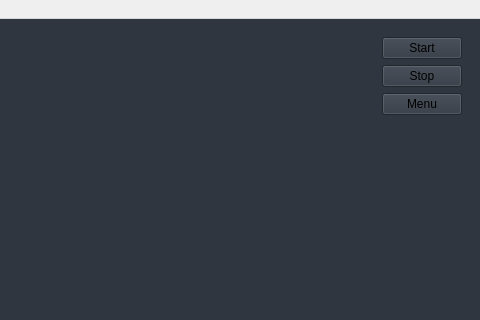
yousifj129/Various-Visualizations, file mainwindow.ui: the form before one commit; both pictures show x 320 to 800 and y 0 to 320 of the 800 by 600 pixel window.
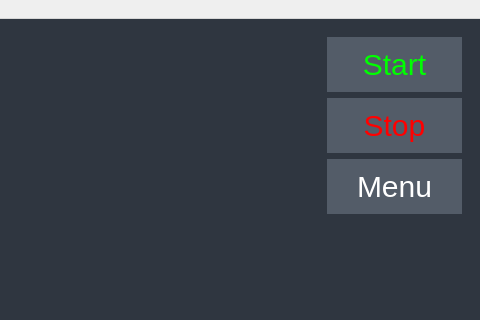
The form after the commit. The open tabs and pages were chosen to show the change.

Commit message: Changed button appearance

```diff
--- a/mainwindow.ui
+++ b/mainwindow.ui
@@ -226,6 +226,17 @@
        </layout>
       </widget>
       <widget class="QWidget" name="Visualization">
+       <property name="styleSheet">
+        <string notr="true">QPushButton{
+color:white;
+border:0;
+padding:10px;
+padding-left:30px;
+padding-right:30px;
+font-size:30px;
+background-color:#535c68;
+}</string>
+       </property>
        <layout class="QHBoxLayout" name="horizontalLayout_2">
         <item>
          <widget class="QWidget" name="customWidget" native="true">
@@ -241,6 +252,11 @@
          <layout class="QVBoxLayout" name="verticalLayout_2">
           <item>
            <widget class="QPushButton" name="startVisualizationButton">
+            <property name="styleSheet">
+             <string notr="true">QPushButton{
+color:lime;
+}</string>
+            </property>
             <property name="text">
              <string>Start</string>
             </property>
@@ -248,6 +264,11 @@
           </item>
           <item>
            <widget class="QPushButton" name="stopVisualizationButton">
+            <property name="styleSheet">
+             <string notr="true">QPushButton{
+color:red;
+}</string>
+            </property>
             <property name="text">
              <string>Stop</string>
             </property>
```
Left out of the diff: 2 changed lines with no effect on the pictures.
